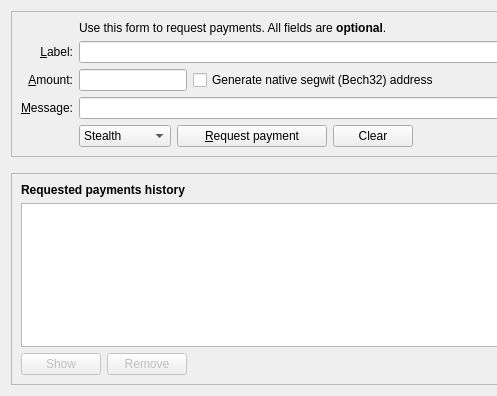
Qt form src/qt/forms/receivecoinsdialog.ui (Bitcoin-Confidential/BitcoinC-Core) before a commit; both pictures show x 0 to 497 and y 0 to 396 of the 776 by 396 pixel window.
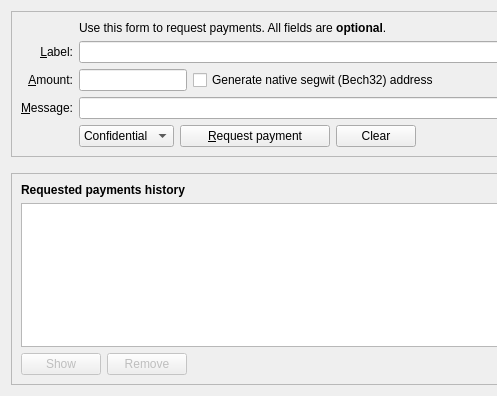
The same form after that commit. Icons and pictures are not drawn. Custom widgets are drawn as their Qt base class.

Commit message: qt: Seperate between staking and stealth address book entries

The edit to the form file:
```diff
--- a/src/qt/forms/receivecoinsdialog.ui
+++ b/src/qt/forms/receivecoinsdialog.ui
@@ -113,7 +113,7 @@
             </property>
             <item>
              <property name="text">
-              <string>Stealth</string>
+              <string>Confidential</string>
              </property>
             </item>
 			<item>
```
Left out of the diff: 3 changed lines with no effect on the pictures. Lines whose indentation alone changed are shown as unchanged. The commit also changes 7 other files.
